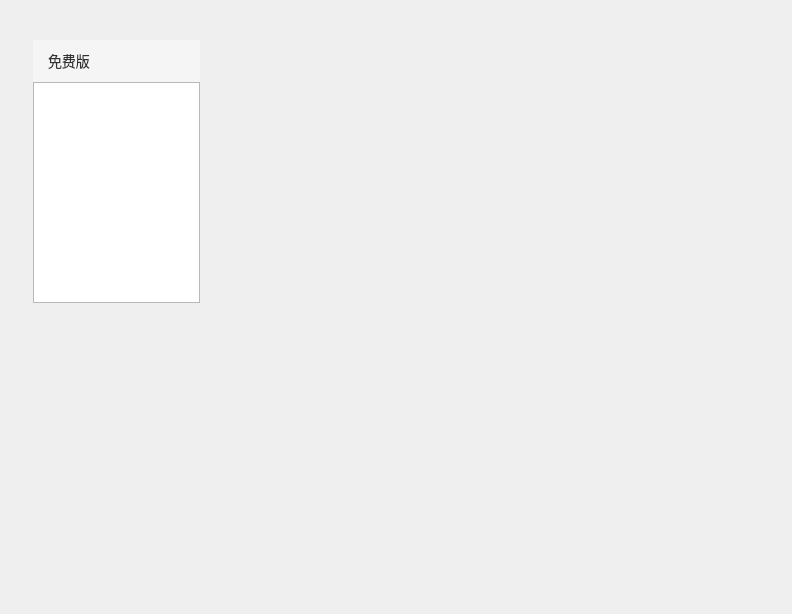
leihiudung/EnlargePicture, file menberwidget.ui: the form before one commit.
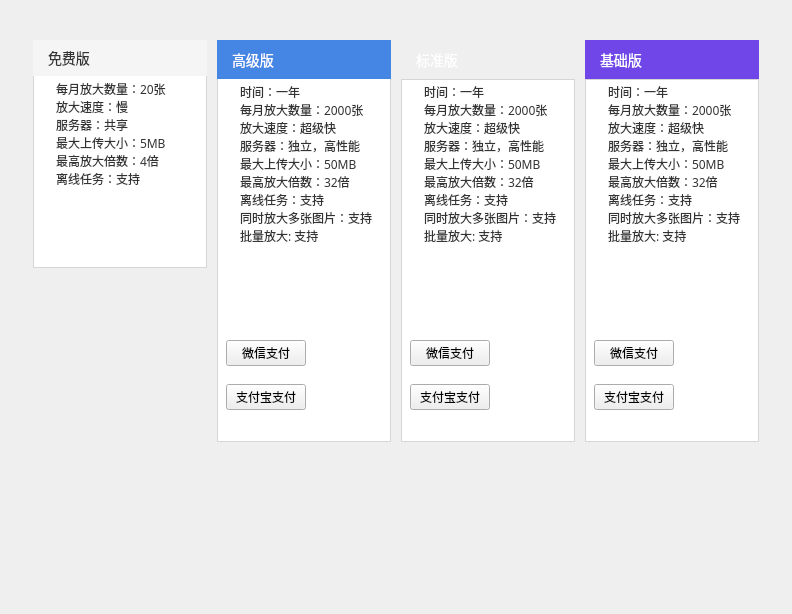
The form after the commit. Icons and pictures are not drawn.

The edit to the form file:
```diff
--- a/menberwidget.ui
+++ b/menberwidget.ui
@@ -13,22 +13,36 @@
   <property name="windowTitle">
    <string>Form</string>
   </property>
+  <property name="styleSheet">
+   <string notr="true">QTextEdit {
+font: 12px Microsoft YaHei;
+color: #333333;
+}
+
+#member_free_browser, #member_heighter_brwoser, #member_stand_browser, #member_base_browser {
+
+margin-left:19px;
+}</string>
+  </property>
   <layout class="QHBoxLayout" name="horizontalLayout" stretch="1,1,1,1">
    <property name="spacing">
-    <number>20</number>
+    <number>10</number>
    </property>
    <property name="leftMargin">
     <number>33</number>
    </property>
    <property name="topMargin">
-    <number>40</number>
+    <number>0</number>
    </property>
    <property name="rightMargin">
     <number>33</number>
    </property>
+   <property name="bottomMargin">
+    <number>0</number>
+   </property>
    <item>
     <widget class="QWidget" name="widget" native="true">
-     <layout class="QVBoxLayout" name="verticalLayout" stretch="42,48">
+     <layout class="QVBoxLayout" name="verticalLayout" stretch="6,6,55,26">
       <property name="spacing">
        <number>0</number>
       </property>
@@ -45,40 +59,131 @@
        <number>0</number>
       </property>
       <item>
-       <widget class="QWidget" name="widget_5" native="true">
-        <layout class="QVBoxLayout" name="verticalLayout_2" stretch="5,26">
-         <property name="spacing">
-          <number>0</number>
-         </property>
-         <property name="leftMargin">
-          <number>0</number>
-         </property>
-         <property name="topMargin">
-          <number>0</number>
-         </property>
-         <property name="rightMargin">
-          <number>0</number>
-         </property>
-         <property name="bottomMargin">
-          <number>0</number>
-         </property>
-         <item>
-          <widget class="QLabel" name="menber_free_label">
-           <property name="styleSheet">
-            <string notr="true">#menber_free_label {
+       <spacer name="verticalSpacer_3">
+        <property name="orientation">
+         <enum>Qt::Vertical</enum>
+        </property>
+        <property name="sizeHint" stdset="0">
+         <size>
+          <width>20</width>
+          <height>40</height>
+         </size>
+        </property>
+       </spacer>
+      </item>
+      <item>
+       <widget class="QLabel" name="member_free_label">
+        <property name="styleSheet">
+         <string notr="true">#member_free_label {
+height: 36px;
+min-height: 36px;
+max-height: 46px;
 background: #F5F5F5;
 padding-left: 12px;
 font: normal 14px  Microsoft YaHei;
 color: #333333;
 }</string>
+        </property>
+        <property name="text">
+         <string>免费版</string>
+        </property>
+       </widget>
+      </item>
+      <item>
+       <widget class="QWidget" name="widget_5" native="true">
+        <property name="styleSheet">
+         <string notr="true"/>
+        </property>
+        <layout class="QVBoxLayout" name="verticalLayout_8" stretch="0,42">
+         <property name="spacing">
+          <number>0</number>
+         </property>
+         <property name="leftMargin">
+          <number>0</number>
+         </property>
+         <property name="topMargin">
+          <number>0</number>
+         </property>
+         <property name="rightMargin">
+          <number>0</number>
+         </property>
+         <property name="bottomMargin">
+          <number>0</number>
+         </property>
+         <item>
+          <widget class="QWidget" name="widget_15" native="true">
+           <property name="styleSheet">
+            <string notr="true">#widget_15 {
+
+border: 1px solid #D6D6D6;
+border-top: none;
+box-shadow: 0 2px 4px 0 rgba(219,219,219,0.50);
+background-color: white;
+}</string>
            </property>
-           <property name="text">
-            <string>免费版</string>
-           </property>
+           <layout class="QHBoxLayout" name="horizontalLayout_8">
+            <property name="spacing">
+             <number>0</number>
+            </property>
+            <property name="leftMargin">
+             <number>0</number>
+            </property>
+            <property name="topMargin">
+             <number>0</number>
+            </property>
+            <property name="rightMargin">
+             <number>0</number>
+            </property>
+            <property name="bottomMargin">
+             <number>0</number>
+            </property>
+            <item>
+             <widget class="QTextEdit" name="member_free_browser">
+              <property name="styleSheet">
+               <string notr="true">#member_free_browser {
+
+/*border: 1px solid #D6D6D6;
+border-top: none;
+box-shadow: 0 2px 4px 0 rgba(219,219,219,0.50);*/
+margin-left:19px;
+background-color: transparent;
+border: none;
+}
+</string>
+              </property>
+              <property name="html">
+               <string>&lt;!DOCTYPE HTML PUBLIC &quot;-//W3C//DTD HTML 4.0//EN&quot; &quot;http://www.w3.org/TR/REC-html40/strict.dtd&quot;&gt;
+&lt;html&gt;&lt;head&gt;&lt;meta name=&quot;qrichtext&quot; content=&quot;1&quot; /&gt;&lt;meta charset=&quot;utf-8&quot; /&gt;&lt;style type=&quot;text/css&quot;&gt;
+p, li { white-space: pre-wrap; }
+hr { height: 1px; border-width: 0; }
+li.unchecked::marker { content: &quot;\2610&quot;; }
+li.checked::marker { content: &quot;\2612&quot;; }
+&lt;/style&gt;&lt;/head&gt;&lt;body style=&quot; font-family:'Microsoft YaHei'; font-size:12px; font-weight:400; font-style:normal;&quot;&gt;
+&lt;p style=&quot; margin-top:0px; margin-bottom:0px; margin-left:0px; margin-right:0px; -qt-block-indent:0; text-indent:0px;&quot;&gt;&lt;span style=&quot; font-size:12px;&quot;&gt;每月放大数量：20张&lt;/span&gt;&lt;/p&gt;
+&lt;p style=&quot; margin-top:0px; margin-bottom:0px; margin-left:0px; margin-right:0px; -qt-block-indent:0; text-indent:0px;&quot;&gt;&lt;span style=&quot; font-size:12px;&quot;&gt;放大速度：慢&lt;/span&gt;&lt;/p&gt;
+&lt;p style=&quot; margin-top:0px; margin-bottom:0px; margin-left:0px; margin-right:0px; -qt-block-indent:0; text-indent:0px;&quot;&gt;&lt;span style=&quot; font-size:12px;&quot;&gt;服务器：共享&lt;/span&gt;&lt;/p&gt;
+&lt;p style=&quot; margin-top:0px; margin-bottom:0px; margin-left:0px; margin-right:0px; -qt-block-indent:0; text-indent:0px;&quot;&gt;&lt;span style=&quot; font-size:12px;&quot;&gt;最大上传大小：5MB&lt;/span&gt;&lt;/p&gt;
+&lt;p style=&quot; margin-top:0px; margin-bottom:0px; margin-left:0px; margin-right:0px; -qt-block-indent:0; text-indent:0px;&quot;&gt;&lt;span style=&quot; font-size:12px;&quot;&gt;最高放大倍数：4倍&lt;/span&gt;&lt;/p&gt;
+&lt;p style=&quot; margin-top:0px; margin-bottom:0px; margin-left:0px; margin-right:0px; -qt-block-indent:0; text-indent:0px;&quot;&gt;&lt;span style=&quot; font-size:12px;&quot;&gt;离线任务：支持&lt;/span&gt;&lt;/p&gt;
+&lt;p style=&quot;-qt-paragraph-type:empty; margin-top:0px; margin-bottom:0px; margin-left:0px; margin-right:0px; -qt-block-indent:0; text-indent:0px;&quot;&gt;&lt;br /&gt;&lt;/p&gt;&lt;/body&gt;&lt;/html&gt;</string>
+              </property>
+             </widget>
+            </item>
+           </layout>
           </widget>
          </item>
          <item>
-          <widget class="QPlainTextEdit" name="menber_free_text_edit"/>
+          <spacer name="verticalSpacer_12">
+           <property name="orientation">
+            <enum>Qt::Vertical</enum>
+           </property>
+           <property name="sizeHint" stdset="0">
+            <size>
+             <width>20</width>
+             <height>149</height>
+            </size>
+           </property>
+          </spacer>
          </item>
         </layout>
        </widget>
@@ -100,13 +205,592 @@
     </widget>
    </item>
    <item>
-    <widget class="QWidget" name="widget_2" native="true"/>
+    <widget class="QWidget" name="widget_2" native="true">
+     <property name="styleSheet">
+      <string notr="true"/>
+     </property>
+     <layout class="QVBoxLayout" name="verticalLayout_3" stretch="6,6,55,26">
+      <property name="spacing">
+       <number>0</number>
+      </property>
+      <property name="leftMargin">
+       <number>0</number>
+      </property>
+      <property name="topMargin">
+       <number>0</number>
+      </property>
+      <property name="rightMargin">
+       <number>0</number>
+      </property>
+      <property name="bottomMargin">
+       <number>0</number>
+      </property>
+      <item>
+       <spacer name="verticalSpacer_4">
+        <property name="orientation">
+         <enum>Qt::Vertical</enum>
+        </property>
+        <property name="sizeHint" stdset="0">
+         <size>
+          <width>20</width>
+          <height>40</height>
+         </size>
+        </property>
+       </spacer>
+      </item>
+      <item>
+       <widget class="QLabel" name="member_highter_label">
+        <property name="styleSheet">
+         <string notr="true">#member_highter_label {
+
+background: #4586E4;
+padding-left: 12px;
+font: normal 14px  Microsoft YaHei;
+color: #fff;
+}</string>
+        </property>
+        <property name="text">
+         <string>高级版</string>
+        </property>
+       </widget>
+      </item>
+      <item>
+       <widget class="QWidget" name="widget_6" native="true">
+        <property name="styleSheet">
+         <string notr="true">#widget_6 {
+background-color: white;
+background: #FFFFFF;
+border: 1px solid #D6D6D6;
+border-top: none;
+
+}
+</string>
+        </property>
+        <layout class="QVBoxLayout" name="verticalLayout_2" stretch="88,8,8,8">
+         <property name="spacing">
+          <number>0</number>
+         </property>
+         <property name="leftMargin">
+          <number>0</number>
+         </property>
+         <property name="topMargin">
+          <number>0</number>
+         </property>
+         <property name="rightMargin">
+          <number>0</number>
+         </property>
+         <property name="bottomMargin">
+          <number>0</number>
+         </property>
+         <item>
+          <widget class="QTextEdit" name="member_highter_browser">
+           <property name="font">
+            <font>
+             <family>Microsoft YaHei</family>
+             <pointsize>-1</pointsize>
+             <italic>false</italic>
+             <bold>false</bold>
+             <kerning>true</kerning>
+            </font>
+           </property>
+           <property name="styleSheet">
+            <string notr="true">#member_highter_browser {
+margin-left:19px;
+background-color: transparent;
+border: none;
+}</string>
+           </property>
+           <property name="readOnly">
+            <bool>true</bool>
+           </property>
+           <property name="html">
+            <string>&lt;!DOCTYPE HTML PUBLIC &quot;-//W3C//DTD HTML 4.0//EN&quot; &quot;http://www.w3.org/TR/REC-html40/strict.dtd&quot;&gt;
+&lt;html&gt;&lt;head&gt;&lt;meta name=&quot;qrichtext&quot; content=&quot;1&quot; /&gt;&lt;meta charset=&quot;utf-8&quot; /&gt;&lt;style type=&quot;text/css&quot;&gt;
+p, li { white-space: pre-wrap; }
+hr { height: 1px; border-width: 0; }
+li.unchecked::marker { content: &quot;\2610&quot;; }
+li.checked::marker { content: &quot;\2612&quot;; }
+&lt;/style&gt;&lt;/head&gt;&lt;body style=&quot; font-family:'Microsoft YaHei'; font-size:12px; font-weight:400; font-style:normal;&quot;&gt;
+&lt;p style=&quot; margin-top:0px; margin-bottom:0px; margin-left:0px; margin-right:0px; -qt-block-indent:0; text-indent:0px;&quot;&gt;&lt;span style=&quot; font-size:12px;&quot;&gt;时间：一年&lt;/span&gt;&lt;/p&gt;
+&lt;p style=&quot; margin-top:0px; margin-bottom:0px; margin-left:0px; margin-right:0px; -qt-block-indent:0; text-indent:0px;&quot;&gt;&lt;span style=&quot; font-size:12px;&quot;&gt;每月放大数量：2000张&lt;/span&gt;&lt;/p&gt;
+&lt;p style=&quot; margin-top:0px; margin-bottom:0px; margin-left:0px; margin-right:0px; -qt-block-indent:0; text-indent:0px;&quot;&gt;&lt;span style=&quot; font-size:12px;&quot;&gt;放大速度：超级快&lt;/span&gt;&lt;/p&gt;
+&lt;p style=&quot; margin-top:0px; margin-bottom:0px; margin-left:0px; margin-right:0px; -qt-block-indent:0; text-indent:0px;&quot;&gt;&lt;span style=&quot; font-size:12px;&quot;&gt;服务器：独立，高性能&lt;/span&gt;&lt;/p&gt;
+&lt;p style=&quot; margin-top:0px; margin-bottom:0px; margin-left:0px; margin-right:0px; -qt-block-indent:0; text-indent:0px;&quot;&gt;&lt;span style=&quot; font-size:12px;&quot;&gt;最大上传大小：50MB&lt;/span&gt;&lt;/p&gt;
+&lt;p style=&quot; margin-top:0px; margin-bottom:0px; margin-left:0px; margin-right:0px; -qt-block-indent:0; text-indent:0px;&quot;&gt;&lt;span style=&quot; font-size:12px;&quot;&gt;最高放大倍数：32倍&lt;/span&gt;&lt;/p&gt;
+&lt;p style=&quot; margin-top:0px; margin-bottom:0px; margin-left:0px; margin-right:0px; -qt-block-indent:0; text-indent:0px;&quot;&gt;&lt;span style=&quot; font-size:12px;&quot;&gt;离线任务：支持&lt;/span&gt;&lt;/p&gt;
+&lt;p style=&quot; margin-top:0px; margin-bottom:0px; margin-left:0px; margin-right:0px; -qt-block-indent:0; text-indent:0px;&quot;&gt;&lt;span style=&quot; font-size:12px;&quot;&gt;同时放大多张图片：支持&lt;/span&gt;&lt;/p&gt;
+&lt;p style=&quot; margin-top:0px; margin-bottom:0px; margin-left:0px; margin-right:0px; -qt-block-indent:0; text-indent:0px;&quot;&gt;&lt;span style=&quot; font-size:12px;&quot;&gt;批量放大: 支持&lt;/span&gt;&lt;/p&gt;&lt;/body&gt;&lt;/html&gt;</string>
+           </property>
+          </widget>
+         </item>
+         <item>
+          <widget class="QWidget" name="widget_9" native="true">
+           <layout class="QHBoxLayout" name="horizontalLayout_2">
+            <item>
+             <widget class="QPushButton" name="wechat_pay_highter_btn">
+              <property name="text">
+               <string>微信支付</string>
+              </property>
+             </widget>
+            </item>
+            <item>
+             <spacer name="horizontalSpacer">
+              <property name="orientation">
+               <enum>Qt::Horizontal</enum>
+              </property>
+              <property name="sizeHint" stdset="0">
+               <size>
+                <width>64</width>
+                <height>20</height>
+               </size>
+              </property>
+             </spacer>
+            </item>
+           </layout>
+          </widget>
+         </item>
+         <item>
+          <widget class="QWidget" name="widget_10" native="true">
+           <layout class="QHBoxLayout" name="horizontalLayout_3">
+            <item>
+             <widget class="QPushButton" name="ali_pay_highter_btn">
+              <property name="text">
+               <string>支付宝支付</string>
+              </property>
+             </widget>
+            </item>
+            <item>
+             <spacer name="horizontalSpacer_2">
+              <property name="orientation">
+               <enum>Qt::Horizontal</enum>
+              </property>
+              <property name="sizeHint" stdset="0">
+               <size>
+                <width>64</width>
+                <height>20</height>
+               </size>
+              </property>
+             </spacer>
+            </item>
+           </layout>
+          </widget>
+         </item>
+         <item>
+          <spacer name="verticalSpacer_7">
+           <property name="orientation">
+            <enum>Qt::Vertical</enum>
+           </property>
+           <property name="sizeHint" stdset="0">
+            <size>
+             <width>20</width>
+             <height>40</height>
+            </size>
+           </property>
+          </spacer>
+         </item>
+        </layout>
+       </widget>
+      </item>
+      <item>
+       <spacer name="verticalSpacer_2">
+        <property name="orientation">
+         <enum>Qt::Vertical</enum>
+        </property>
+        <property name="sizeHint" stdset="0">
+         <size>
+          <width>20</width>
+          <height>206</height>
+         </size>
+        </property>
+       </spacer>
+      </item>
+     </layout>
+    </widget>
    </item>
    <item>
-    <widget class="QWidget" name="widget_3" native="true"/>
+    <widget class="QWidget" name="widget_3" native="true">
+     <layout class="QVBoxLayout" name="verticalLayout_5" stretch="6,6,55,26">
+      <property name="spacing">
+       <number>0</number>
+      </property>
+      <property name="leftMargin">
+       <number>0</number>
+      </property>
+      <property name="topMargin">
+       <number>0</number>
+      </property>
+      <property name="rightMargin">
+       <number>0</number>
+      </property>
+      <property name="bottomMargin">
+       <number>0</number>
+      </property>
+      <item>
+       <spacer name="verticalSpacer_6">
+        <property name="orientation">
+         <enum>Qt::Vertical</enum>
+        </property>
+        <property name="sizeHint" stdset="0">
+         <size>
+          <width>20</width>
+          <height>40</height>
+         </size>
+        </property>
+       </spacer>
+      </item>
+      <item>
+       <widget class="QLabel" name="member_stand_label">
+        <property name="styleSheet">
+         <string notr="true">#member_stand_label {
+border-image:url(:/images/member_recommand_img);
+padding-left: 12px;
+font: normal 14px  Microsoft YaHei;
+color: #fff;
+}</string>
+        </property>
+        <property name="text">
+         <string>标准版</string>
+        </property>
+       </widget>
+      </item>
+      <item>
+       <widget class="QWidget" name="widget_7" native="true">
+        <property name="styleSheet">
+         <string notr="true">#widget_7 {
+background-color: white;
+background: #FFFFFF;
+border: 1px solid #D6D6D6;
+box-shadow: 0 2px 4px 0 rgba(219,219,219,0.50);
+}</string>
+        </property>
+        <layout class="QVBoxLayout" name="verticalLayout_4" stretch="88,8,8,8">
+         <property name="spacing">
+          <number>0</number>
+         </property>
+         <property name="leftMargin">
+          <number>0</number>
+         </property>
+         <property name="topMargin">
+          <number>0</number>
+         </property>
+         <property name="rightMargin">
+          <number>0</number>
+         </property>
+         <property name="bottomMargin">
+          <number>0</number>
+         </property>
+         <item>
+          <widget class="QTextEdit" name="member_stand_browser">
+           <property name="font">
+            <font>
+             <family>Microsoft YaHei</family>
+             <pointsize>-1</pointsize>
+             <italic>false</italic>
+             <bold>false</bold>
+            </font>
+           </property>
+           <property name="styleSheet">
+            <string notr="true">#member_stand_browser {
+background-color: transparent;
+border: none;
+}</string>
+           </property>
+           <property name="html">
+            <string>&lt;!DOCTYPE HTML PUBLIC &quot;-//W3C//DTD HTML 4.0//EN&quot; &quot;http://www.w3.org/TR/REC-html40/strict.dtd&quot;&gt;
+&lt;html&gt;&lt;head&gt;&lt;meta name=&quot;qrichtext&quot; content=&quot;1&quot; /&gt;&lt;meta charset=&quot;utf-8&quot; /&gt;&lt;style type=&quot;text/css&quot;&gt;
+p, li { white-space: pre-wrap; }
+hr { height: 1px; border-width: 0; }
+li.unchecked::marker { content: &quot;\2610&quot;; }
+li.checked::marker { content: &quot;\2612&quot;; }
+&lt;/style&gt;&lt;/head&gt;&lt;body style=&quot; font-family:'Microsoft YaHei'; font-size:12px; font-weight:400; font-style:normal;&quot;&gt;
+&lt;p style=&quot; margin-top:0px; margin-bottom:0px; margin-left:0px; margin-right:0px; -qt-block-indent:0; text-indent:0px;&quot;&gt;&lt;span style=&quot; font-size:12px;&quot;&gt;时间：一年&lt;/span&gt;&lt;/p&gt;
+&lt;p style=&quot; margin-top:0px; margin-bottom:0px; margin-left:0px; margin-right:0px; -qt-block-indent:0; text-indent:0px;&quot;&gt;&lt;span style=&quot; font-size:12px;&quot;&gt;每月放大数量：2000张&lt;/span&gt;&lt;/p&gt;
+&lt;p style=&quot; margin-top:0px; margin-bottom:0px; margin-left:0px; margin-right:0px; -qt-block-indent:0; text-indent:0px;&quot;&gt;&lt;span style=&quot; font-size:12px;&quot;&gt;放大速度：超级快&lt;/span&gt;&lt;/p&gt;
+&lt;p style=&quot; margin-top:0px; margin-bottom:0px; margin-left:0px; margin-right:0px; -qt-block-indent:0; text-indent:0px;&quot;&gt;&lt;span style=&quot; font-size:12px;&quot;&gt;服务器：独立，高性能&lt;/span&gt;&lt;/p&gt;
+&lt;p style=&quot; margin-top:0px; margin-bottom:0px; margin-left:0px; margin-right:0px; -qt-block-indent:0; text-indent:0px;&quot;&gt;&lt;span style=&quot; font-size:12px;&quot;&gt;最大上传大小：50MB&lt;/span&gt;&lt;/p&gt;
+&lt;p style=&quot; margin-top:0px; margin-bottom:0px; margin-left:0px; margin-right:0px; -qt-block-indent:0; text-indent:0px;&quot;&gt;&lt;span style=&quot; font-size:12px;&quot;&gt;最高放大倍数：32倍&lt;/span&gt;&lt;/p&gt;
+&lt;p style=&quot; margin-top:0px; margin-bottom:0px; margin-left:0px; margin-right:0px; -qt-block-indent:0; text-indent:0px;&quot;&gt;&lt;span style=&quot; font-size:12px;&quot;&gt;离线任务：支持&lt;/span&gt;&lt;/p&gt;
+&lt;p style=&quot; margin-top:0px; margin-bottom:0px; margin-left:0px; margin-right:0px; -qt-block-indent:0; text-indent:0px;&quot;&gt;&lt;span style=&quot; font-size:12px;&quot;&gt;同时放大多张图片：支持&lt;/span&gt;&lt;/p&gt;
+&lt;p style=&quot; margin-top:0px; margin-bottom:0px; margin-left:0px; margin-right:0px; -qt-block-indent:0; text-indent:0px;&quot;&gt;&lt;span style=&quot; font-size:12px;&quot;&gt;批量放大: 支持&lt;/span&gt;&lt;/p&gt;&lt;/body&gt;&lt;/html&gt;</string>
+           </property>
+          </widget>
+         </item>
+         <item>
+          <widget class="QWidget" name="widget_11" native="true">
+           <layout class="QHBoxLayout" name="horizontalLayout_4">
+            <item>
+             <widget class="QPushButton" name="wechat_pay_stand_btn">
+              <property name="text">
+               <string>微信支付</string>
+              </property>
+             </widget>
+            </item>
+            <item>
+             <spacer name="horizontalSpacer_3">
+              <property name="orientation">
+               <enum>Qt::Horizontal</enum>
+              </property>
+              <property name="sizeHint" stdset="0">
+               <size>
+                <width>64</width>
+                <height>20</height>
+               </size>
+              </property>
+             </spacer>
+            </item>
+           </layout>
+          </widget>
+         </item>
+         <item>
+          <widget class="QWidget" name="widget_12" native="true">
+           <layout class="QHBoxLayout" name="horizontalLayout_5">
+            <item>
+             <widget class="QPushButton" name="ali_pay_stand_btn">
+              <property name="text">
+               <string>支付宝支付</string>
+              </property>
+             </widget>
+            </item>
+            <item>
+             <spacer name="horizontalSpacer_4">
+              <property name="orientation">
+               <enum>Qt::Horizontal</enum>
+              </property>
+              <property name="sizeHint" stdset="0">
+               <size>
+                <width>64</width>
+                <height>20</height>
+               </size>
+              </property>
+             </spacer>
+            </item>
+           </layout>
+          </widget>
+         </item>
+         <item>
+          <spacer name="verticalSpacer_8">
+           <property name="orientation">
+            <enum>Qt::Vertical</enum>
+           </property>
+           <property name="sizeHint" stdset="0">
+            <size>
+             <width>20</width>
+             <height>40</height>
+            </size>
+           </property>
+          </spacer>
+         </item>
+        </layout>
+       </widget>
+      </item>
+      <item>
+       <spacer name="verticalSpacer_5">
+        <property name="orientation">
+         <enum>Qt::Vertical</enum>
+        </property>
+        <property name="sizeHint" stdset="0">
+         <size>
+          <width>20</width>
+          <height>169</height>
+         </size>
+        </property>
+       </spacer>
+      </item>
+     </layout>
+    </widget>
    </item>
    <item>
-    <widget class="QWidget" name="widget_4" native="true"/>
+    <widget class="QWidget" name="widget_4" native="true">
+     <layout class="QVBoxLayout" name="verticalLayout_7" stretch="6,6,55,26">
+      <property name="spacing">
+       <number>0</number>
+      </property>
+      <property name="leftMargin">
+       <number>0</number>
+      </property>
+      <property name="topMargin">
+       <number>0</number>
+      </property>
+      <property name="rightMargin">
+       <number>0</number>
+      </property>
+      <property name="bottomMargin">
+       <number>0</number>
+      </property>
+      <item>
+       <spacer name="verticalSpacer_9">
+        <property name="orientation">
+         <enum>Qt::Vertical</enum>
+        </property>
+        <property name="sizeHint" stdset="0">
+         <size>
+          <width>20</width>
+          <height>37</height>
+         </size>
+        </property>
+       </spacer>
+      </item>
+      <item>
+       <widget class="QLabel" name="member_base_label">
+        <property name="styleSheet">
+         <string notr="true">#member_base_label {
+background: #7046E8;
+padding-left: 12px;
+font: normal 14px  Microsoft YaHei;
+color: #fff;
+}</string>
+        </property>
+        <property name="text">
+         <string>基础版</string>
+        </property>
+       </widget>
+      </item>
+      <item>
+       <widget class="QWidget" name="widget_8" native="true">
+        <property name="styleSheet">
+         <string notr="true">#widget_8 {
+background-color: white;
+background: #FFFFFF;
+border: 1px solid #D6D6D6;
+box-shadow: 0 2px 4px 0 rgba(219,219,219,0.50);
+}</string>
+        </property>
+        <layout class="QVBoxLayout" name="verticalLayout_6" stretch="88,8,8,8">
+         <property name="spacing">
+          <number>0</number>
+         </property>
+         <property name="leftMargin">
+          <number>0</number>
+         </property>
+         <property name="topMargin">
+          <number>0</number>
+         </property>
+         <property name="rightMargin">
+          <number>0</number>
+         </property>
+         <property name="bottomMargin">
+          <number>0</number>
+         </property>
+         <item>
+          <widget class="QTextEdit" name="member_base_browser">
+           <property name="font">
+            <font>
+             <family>Microsoft YaHei</family>
+             <pointsize>-1</pointsize>
+             <italic>false</italic>
+             <bold>false</bold>
+            </font>
+           </property>
+           <property name="styleSheet">
+            <string notr="true">#member_base_browser {
+background-color: transparent;
+border: none;
+/*letter-spacing:2px;*/
+}</string>
+           </property>
+           <property name="html">
+            <string>&lt;!DOCTYPE HTML PUBLIC &quot;-//W3C//DTD HTML 4.0//EN&quot; &quot;http://www.w3.org/TR/REC-html40/strict.dtd&quot;&gt;
+&lt;html&gt;&lt;head&gt;&lt;meta name=&quot;qrichtext&quot; content=&quot;1&quot; /&gt;&lt;meta charset=&quot;utf-8&quot; /&gt;&lt;style type=&quot;text/css&quot;&gt;
+p, li { white-space: pre-wrap; }
+hr { height: 1px; border-width: 0; }
+li.unchecked::marker { content: &quot;\2610&quot;; }
+li.checked::marker { content: &quot;\2612&quot;; }
+&lt;/style&gt;&lt;/head&gt;&lt;body style=&quot; font-family:'Microsoft YaHei'; font-size:12px; font-weight:400; font-style:normal;&quot;&gt;
+&lt;p style=&quot; margin-top:0px; margin-bottom:0px; margin-left:0px; margin-right:0px; -qt-block-indent:0; text-indent:0px;&quot;&gt;&lt;span style=&quot; font-size:12px;&quot;&gt;时间：一年&lt;/span&gt;&lt;/p&gt;
+&lt;p style=&quot; margin-top:0px; margin-bottom:0px; margin-left:0px; margin-right:0px; -qt-block-indent:0; text-indent:0px;&quot;&gt;&lt;span style=&quot; font-size:12px;&quot;&gt;每月放大数量：2000张&lt;/span&gt;&lt;/p&gt;
+&lt;p style=&quot; margin-top:0px; margin-bottom:0px; margin-left:0px; margin-right:0px; -qt-block-indent:0; text-indent:0px;&quot;&gt;&lt;span style=&quot; font-size:12px;&quot;&gt;放大速度：超级快&lt;/span&gt;&lt;/p&gt;
+&lt;p style=&quot; margin-top:0px; margin-bottom:0px; margin-left:0px; margin-right:0px; -qt-block-indent:0; text-indent:0px;&quot;&gt;&lt;span style=&quot; font-size:12px;&quot;&gt;服务器：独立，高性能&lt;/span&gt;&lt;/p&gt;
+&lt;p style=&quot; margin-top:0px; margin-bottom:0px; margin-left:0px; margin-right:0px; -qt-block-indent:0; text-indent:0px;&quot;&gt;&lt;span style=&quot; font-size:12px;&quot;&gt;最大上传大小：50MB&lt;/span&gt;&lt;/p&gt;
+&lt;p style=&quot; margin-top:0px; margin-bottom:0px; margin-left:0px; margin-right:0px; -qt-block-indent:0; text-indent:0px;&quot;&gt;&lt;span style=&quot; font-size:12px;&quot;&gt;最高放大倍数：32倍&lt;/span&gt;&lt;/p&gt;
+&lt;p style=&quot; margin-top:0px; margin-bottom:0px; margin-left:0px; margin-right:0px; -qt-block-indent:0; text-indent:0px;&quot;&gt;&lt;span style=&quot; font-size:12px;&quot;&gt;离线任务：支持&lt;/span&gt;&lt;/p&gt;
+&lt;p style=&quot; margin-top:0px; margin-bottom:0px; margin-left:0px; margin-right:0px; -qt-block-indent:0; text-indent:0px;&quot;&gt;&lt;span style=&quot; font-size:12px;&quot;&gt;同时放大多张图片：支持&lt;/span&gt;&lt;/p&gt;
+&lt;p style=&quot; margin-top:0px; margin-bottom:0px; margin-left:0px; margin-right:0px; -qt-block-indent:0; text-indent:0px;&quot;&gt;&lt;span style=&quot; font-size:12px;&quot;&gt;批量放大: 支持&lt;/span&gt;&lt;/p&gt;&lt;/body&gt;&lt;/html&gt;</string>
+           </property>
+          </widget>
+         </item>
+         <item>
+          <widget class="QWidget" name="widget_13" native="true">
+           <layout class="QHBoxLayout" name="horizontalLayout_6">
+            <item>
+             <widget class="QPushButton" name="wechat_pay_base_btn">
+              <property name="text">
+               <string>微信支付</string>
+              </property>
+             </widget>
+            </item>
+            <item>
+             <spacer name="horizontalSpacer_5">
+              <property name="orientation">
+               <enum>Qt::Horizontal</enum>
+              </property>
+              <property name="sizeHint" stdset="0">
+               <size>
+                <width>64</width>
+                <height>20</height>
+               </size>
+              </property>
+             </spacer>
+            </item>
+           </layout>
+          </widget>
+         </item>
+         <item>
+          <widget class="QWidget" name="widget_14" native="true">
+           <layout class="QHBoxLayout" name="horizontalLayout_7">
+            <item>
+             <widget class="QPushButton" name="ali_pay_base_btn">
+              <property name="text">
+               <string>支付宝支付</string>
+              </property>
+             </widget>
+            </item>
+            <item>
+             <spacer name="horizontalSpacer_6">
+              <property name="orientation">
+               <enum>Qt::Horizontal</enum>
+              </property>
+              <property name="sizeHint" stdset="0">
+               <size>
+                <width>64</width>
+                <height>20</height>
+               </size>
+              </property>
+             </spacer>
+            </item>
+           </layout>
+          </widget>
+         </item>
+         <item>
+          <spacer name="verticalSpacer_10">
+           <property name="orientation">
+            <enum>Qt::Vertical</enum>
+           </property>
+           <property name="sizeHint" stdset="0">
+            <size>
+             <width>20</width>
+             <height>40</height>
+            </size>
+           </property>
+          </spacer>
+         </item>
+        </layout>
+       </widget>
+      </item>
+      <item>
+       <spacer name="verticalSpacer_11">
+        <property name="orientation">
+         <enum>Qt::Vertical</enum>
+        </property>
+        <property name="sizeHint" stdset="0">
+         <size>
+          <width>20</width>
+          <height>169</height>
+         </size>
+        </property>
+       </spacer>
+      </item>
+     </layout>
+    </widget>
    </item>
   </layout>
  </widget>
```
